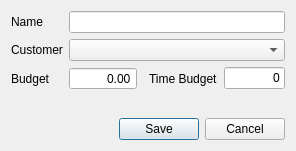
Old version of the form src/app/projectdialog.ui in the repository AlexandrePTJ/kemai.
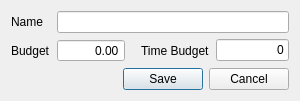
New version of the form. Custom widgets are drawn as their Qt base class.

The edit to the form file:
```diff
--- a/src/app/projectdialog.ui
+++ b/src/app/projectdialog.ui
@@ -6,8 +6,8 @@
    <rect>
        <x>0</x>
        <y>0</y>
-       <width>296</width>
-       <height>151</height>
+    <width>300</width>
+    <height>101</height>
    </rect>
   </property>
   <property name="windowTitle">
@@ -24,20 +24,13 @@
                </widget>
            </item>
            <item row="1" column="0">
-               <widget class="QLabel" name="label">
-                   <property name="text">
-                       <string>Customer</string>
-                   </property>
-               </widget>
-           </item>
-           <item row="2" column="0">
                <widget class="QLabel" name="label_2">
                    <property name="text">
                        <string>Budget</string>
                    </property>
                </widget>
            </item>
-           <item row="2" column="1">
+     <item row="1" column="1">
                <widget class="QDoubleSpinBox" name="sbBudget">
                    <property name="alignment">
                        <set>Qt::AlignRight|Qt::AlignTrailing|Qt::AlignVCenter</set>
@@ -53,7 +46,7 @@
                    </property>
                </widget>
            </item>
-           <item row="2" column="2">
+     <item row="1" column="2">
                <spacer name="horizontalSpacer">
                    <property name="orientation">
                        <enum>Qt::Horizontal</enum>
@@ -66,14 +59,14 @@
                    </property>
                </spacer>
            </item>
-           <item row="2" column="3">
+     <item row="1" column="3">
                <widget class="QLabel" name="label_3">
                    <property name="text">
                        <string>Time Budget</string>
                    </property>
                </widget>
            </item>
-           <item row="2" column="4">
+     <item row="1" column="4">
                <widget class="kemai::app::DurationEdit" name="leTimeBudget">
                    <property name="text">
                        <string>0</string>
@@ -83,9 +76,6 @@
                    </property>
                </widget>
            </item>
-           <item row="1" column="1" colspan="4">
-               <widget class="QComboBox" name="cbCustomer"/>
-           </item>
            <item row="0" column="1" colspan="4">
                <widget class="QLineEdit" name="leName">
                    <property name="maxLength">
```
Lines whose indentation alone changed are shown as unchanged.
